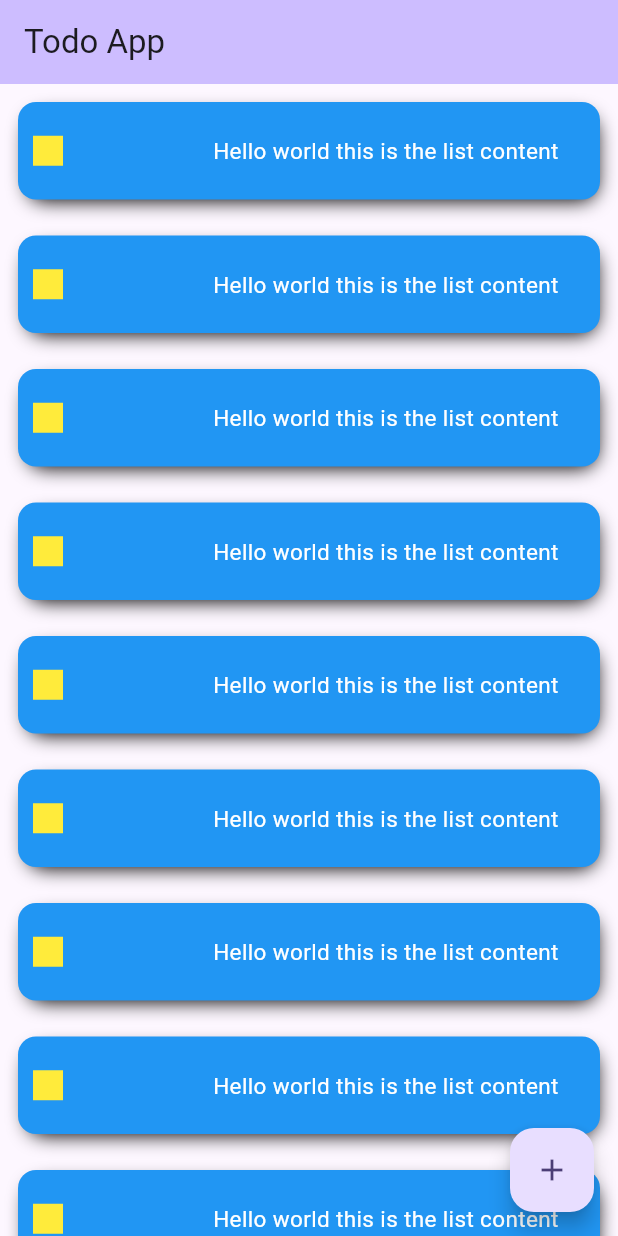
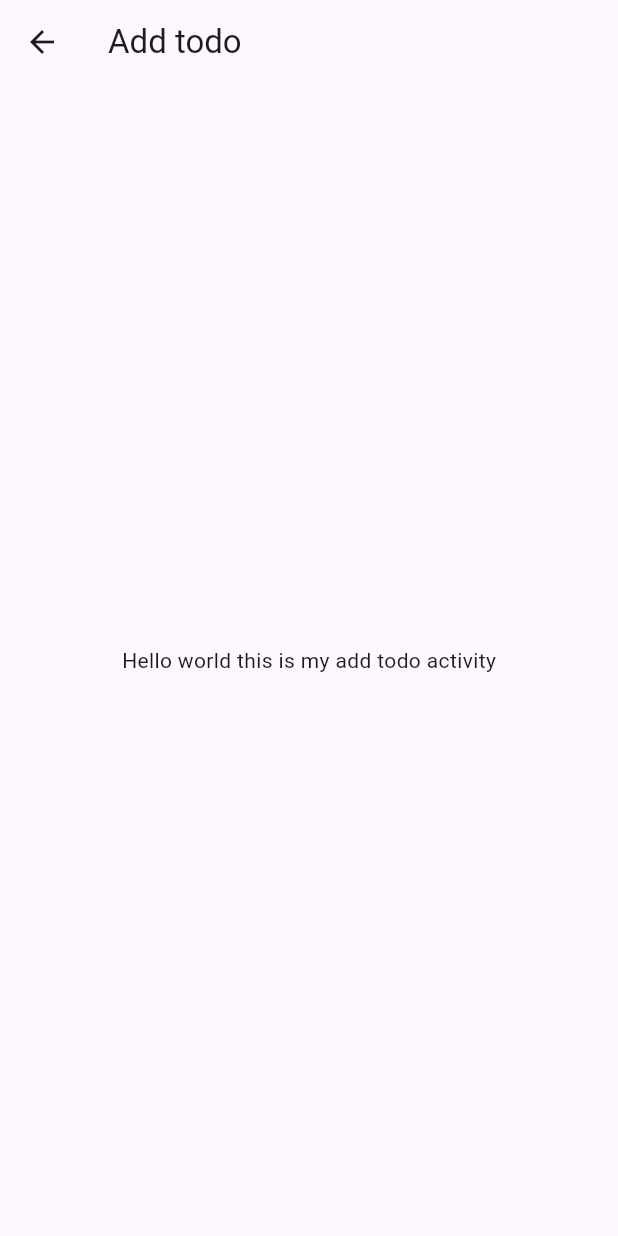
Before and after one commit to Masud2017/todo-flutter-app, a Flutter app: the screen it shows after launch, after a tap on the "add" icon, on a phone screen of 412 x 824 dp. Run offline on Flutter 3.47's test engine with Material 3 defaults, Android fonts, the phone set to English and light mode, and no system bars.

Commit message:
fix the issue with the todo add activity navigation button

```diff
--- a/lib/activities/add_todo_activity.dart
+++ b/lib/activities/add_todo_activity.dart
@@ -7,6 +7,7 @@ class AddTodoActivity extends StatelessWidget {
   Widget build(BuildContext context) {
     return Scaffold(
       appBar: AppBar(
+        shadowColor: Colors.grey,
         title: Text("Add todo"),
       ),
       body: AddTodoPageContent(),
@@ -22,7 +23,10 @@ class AddTodoPageContent extends StatefulWidget {
 class _AddTodoStateMutator extends State<AddTodoPageContent> {
   @override
   Widget build(BuildContext context) {
-    // TODO: implement build
-    throw UnimplementedError();
+    return Container(
+      child: Center(
+        child: Text("Hello world this is my add todo activity"),
+      ),
+    );
   }
 }
--- a/lib/main.dart
+++ b/lib/main.dart
@@ -101,12 +101,8 @@ class _MyHomePageState extends State<MyHomePage> {
       ),
       floatingActionButton: FloatingActionButton(
         onPressed: () {
-          startAddActivity() {
-            Navigator.push(
-                context,
-                MaterialPageRoute(
-                    builder: (context) => const AddTodoActivity()));
-          }
+          Navigator.push(context,
+              MaterialPageRoute(builder: (context) => const AddTodoActivity()));
         },
         tooltip: 'Increment',
         child: const Icon(Icons.add),
```
